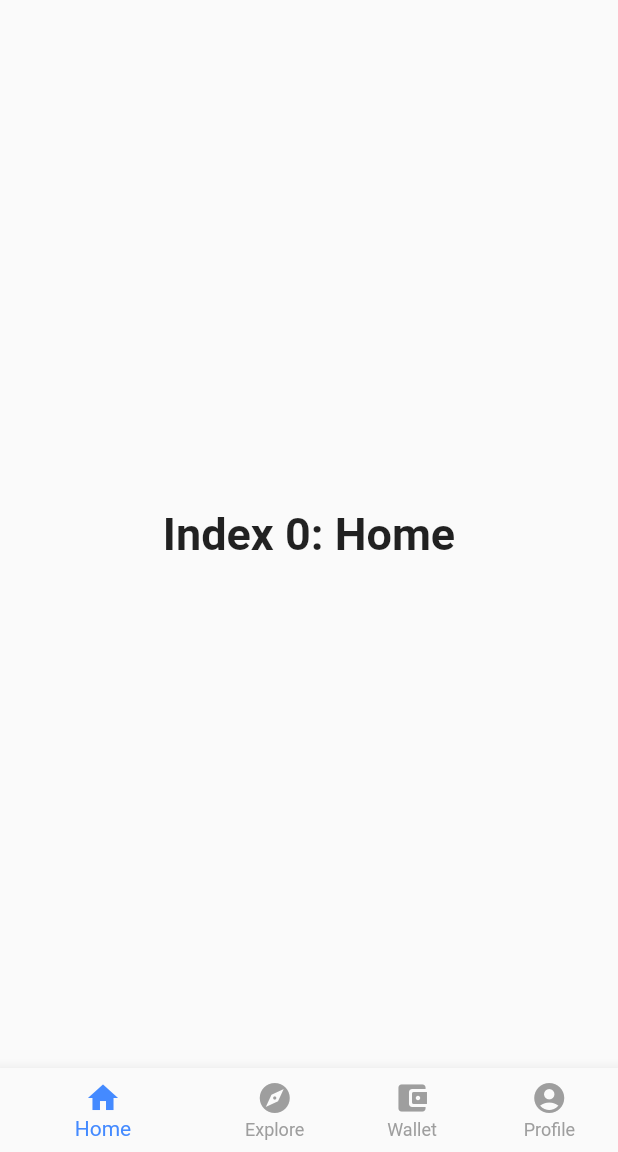
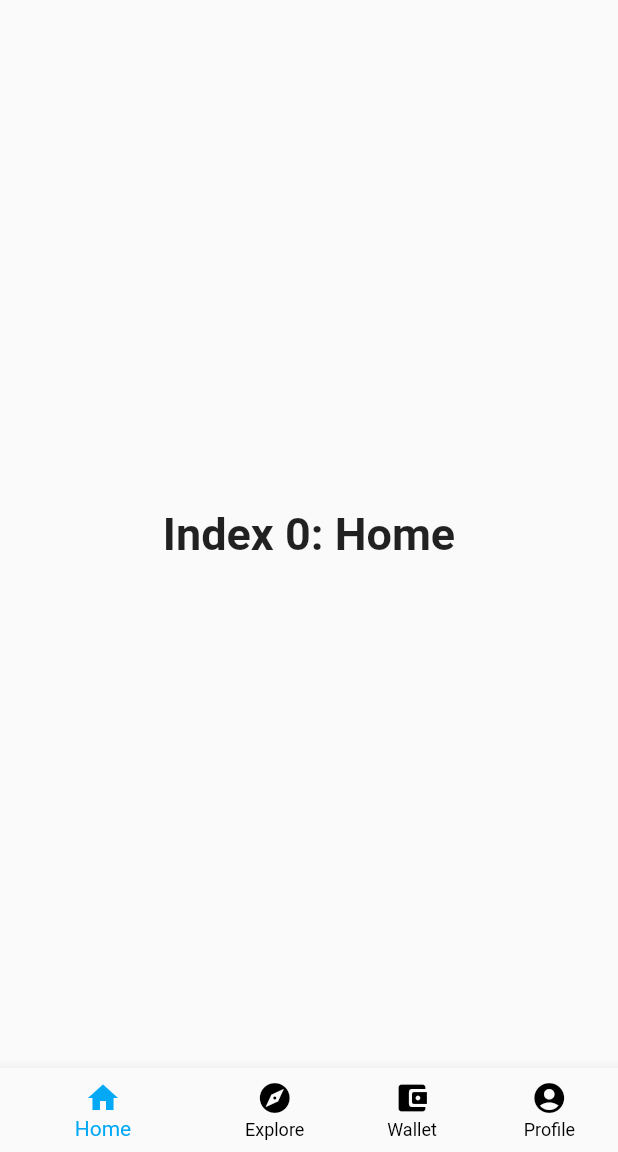
Before and after one commit to mrusso99/My-Holidays, a Flutter app: the screen it shows after launch, on a phone screen of 412 x 824 dp, the part 84-1236 px from its top. Run offline on Flutter 3.47's test engine with Material 2 defaults, Android fonts, the phone set to English and light mode, and no system bars.

Commit message:
Bottom Navigation bar fix theme for system theme

```diff
--- a/lib/ui/main_screen.dart
+++ b/lib/ui/main_screen.dart
@@ -1,8 +1,11 @@
 import 'package:flutter/material.dart';
 import 'package:flutter/services.dart';
 
+import 'package:my_holidays/util/const.dart';
+
 class MainScreen extends StatefulWidget {
   const MainScreen({Key? key}) : super(key: key);
+
 
   @override
   State<MainScreen> createState() => _MainScreenState();
@@ -44,6 +47,16 @@ class _MainScreenState extends State<MainScreen> {
 
   @override
   Widget build(BuildContext context) {
+    bool isDarkMode = MediaQuery.of(context).platformBrightness == Brightness.dark;
+    Color selectedItemColor;
+    Color unselectedItemColor;
+    if(isDarkMode){
+      selectedItemColor = Colors.lightBlue;
+      unselectedItemColor = Colors.white;
+    }else {
+      selectedItemColor = Colors.lightBlue;
+      unselectedItemColor = Colors.black;
+    }
     return Scaffold(
       appBar: AppBar(
         title: const Text('My Holidays'),
@@ -76,7 +89,8 @@ class _MainScreenState extends State<MainScreen> {
         currentIndex: _selectedIndex,
         onTap: _onItemTapped,
         showUnselectedLabels: true,
-        selectedItemColor: Colors.blueAccent,
+        selectedItemColor: selectedItemColor,
+        unselectedItemColor: unselectedItemColor,
       ),
     );
   }
```
Also changed, not shown: 2 other files.
